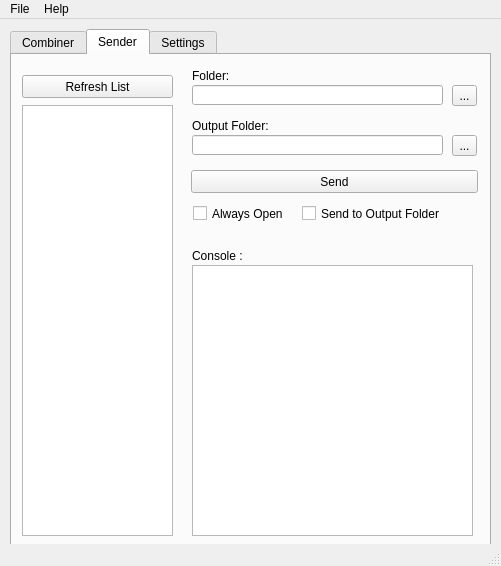
maxitule3/Invoice-Combine-Send, file Main.ui: the form before one commit.
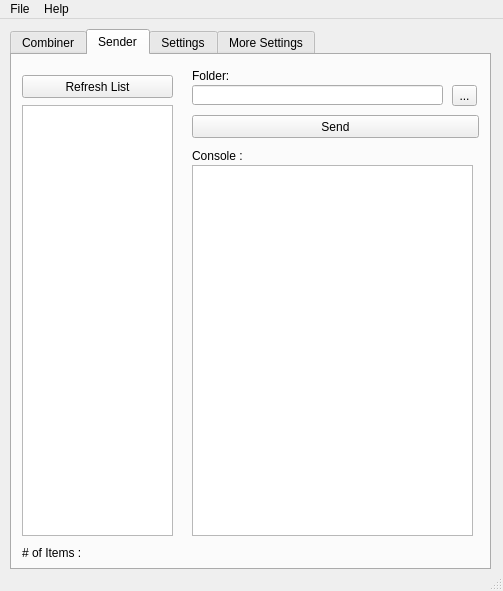
The form after the commit. The open tabs and pages were chosen to show the change.

Diff of the .ui file:
```diff
--- a/Main.ui
+++ b/Main.ui
@@ -9,8 +9,8 @@
    <rect>
     <x>0</x>
     <y>0</y>
-    <width>501</width>
-    <height>566</height>
+    <width>503</width>
+    <height>591</height>
    </rect>
   </property>
   <property name="windowTitle">
@@ -250,8 +250,8 @@
      <widget class="QPushButton" name="pushButton_5">
       <property name="geometry">
        <rect>
-        <x>179</x>
-        <y>115</y>
+        <x>180</x>
+        <y>60</y>
         <width>287</width>
         <height>23</height>
        </rect>
@@ -264,7 +264,7 @@
       <property name="geometry">
        <rect>
         <x>180</x>
-        <y>190</y>
+        <y>90</y>
         <width>91</width>
         <height>21</height>
        </rect>
@@ -282,15 +282,8 @@
         <height>20</height>
        </rect>
       </property>
-     </widget>
-     <widget class="QLineEdit" name="lineEdit_4">
-      <property name="geometry">
-       <rect>
-        <x>180</x>
-        <y>80</y>
-        <width>251</width>
-        <height>20</height>
-       </rect>
+      <property name="readOnly">
+       <bool>true</bool>
       </property>
      </widget>
      <widget class="QLabel" name="label_7">
@@ -306,32 +299,6 @@
        <string># of Items :</string>
       </property>
      </widget>
-     <widget class="QToolButton" name="toolButton_3">
-      <property name="geometry">
-       <rect>
-        <x>440</x>
-        <y>80</y>
-        <width>25</width>
-        <height>21</height>
-       </rect>
-      </property>
-      <property name="text">
-       <string>...</string>
-      </property>
-     </widget>
-     <widget class="QLabel" name="label_8">
-      <property name="geometry">
-       <rect>
-        <x>180</x>
-        <y>60</y>
-        <width>91</width>
-        <height>21</height>
-       </rect>
-      </property>
-      <property name="text">
-       <string>Output Folder:</string>
-      </property>
-     </widget>
      <widget class="QToolButton" name="toolButton_4">
       <property name="geometry">
        <rect>
@@ -362,41 +329,15 @@
       <property name="geometry">
        <rect>
         <x>180</x>
-        <y>210</y>
+        <y>110</y>
         <width>281</width>
-        <height>271</height>
+        <height>371</height>
        </rect>
       </property>
       <property name="readOnly">
        <bool>true</bool>
       </property>
      </widget>
-     <widget class="QCheckBox" name="checkBox_2">
-      <property name="geometry">
-       <rect>
-        <x>181</x>
-        <y>150</y>
-        <width>101</width>
-        <height>17</height>
-       </rect>
-      </property>
-      <property name="text">
-       <string>Always Open</string>
-      </property>
-     </widget>
-     <widget class="QCheckBox" name="checkBox_3">
-      <property name="geometry">
-       <rect>
-        <x>290</x>
-        <y>150</y>
-        <width>151</width>
-        <height>17</height>
-       </rect>
-      </property>
-      <property name="text">
-       <string>Send to Output Folder</string>
-      </property>
-     </widget>
     </widget>
     <widget class="QWidget" name="tab_3">
      <attribute name="title">
@@ -701,6 +642,76 @@
        <string>Save Setting</string>
       </property>
      </widget>
+     <widget class="QComboBox" name="comboBox">
+      <property name="geometry">
+       <rect>
+        <x>278</x>
+        <y>10</y>
+        <width>171</width>
+        <height>22</height>
+       </rect>
+      </property>
+     </widget>
+     <widget class="QLabel" name="label_19">
+      <property name="geometry">
+       <rect>
+        <x>150</x>
+        <y>349</y>
+        <width>91</width>
+        <height>21</height>
+       </rect>
+      </property>
+      <property name="text">
+       <string>Combiner Suffix:</string>
+      </property>
+     </widget>
+     <widget class="QLineEdit" name="lineEdit_6">
+      <property name="geometry">
+       <rect>
+        <x>240</x>
+        <y>350</y>
+        <width>211</width>
+        <height>20</height>
+       </rect>
+      </property>
+      <property name="text">
+       <string>-C</string>
+      </property>
+      <property name="placeholderText">
+       <string>File Suffix Once Combined</string>
+      </property>
+     </widget>
+    </widget>
+    <widget class="QWidget" name="tab_4">
+     <attribute name="title">
+      <string>More Settings</string>
+     </attribute>
+     <widget class="QLabel" name="label_8">
+      <property name="geometry">
+       <rect>
+        <x>10</x>
+        <y>10</y>
+        <width>181</width>
+        <height>21</height>
+       </rect>
+      </property>
+      <property name="text">
+       <string>Customer Refrence QB Tag Index:</string>
+      </property>
+     </widget>
+     <widget class="QSpinBox" name="spinBox_2">
+      <property name="geometry">
+       <rect>
+        <x>190</x>
+        <y>10</y>
+        <width>42</width>
+        <height>22</height>
+       </rect>
+      </property>
+      <property name="value">
+       <number>1</number>
+      </property>
+     </widget>
     </widget>
    </widget>
   </widget>
@@ -709,7 +720,7 @@
     <rect>
      <x>0</x>
      <y>0</y>
-     <width>501</width>
+     <width>503</width>
      <height>21</height>
     </rect>
    </property>
```
Left out of the diff: 18 changed lines with no effect on the pictures.
